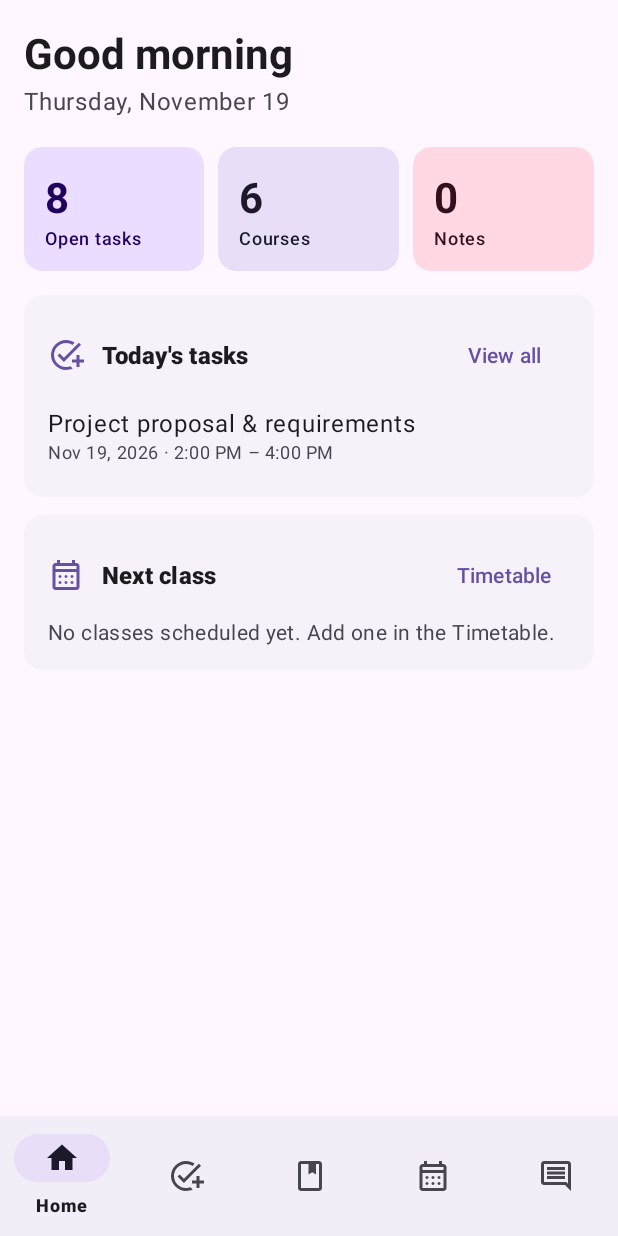
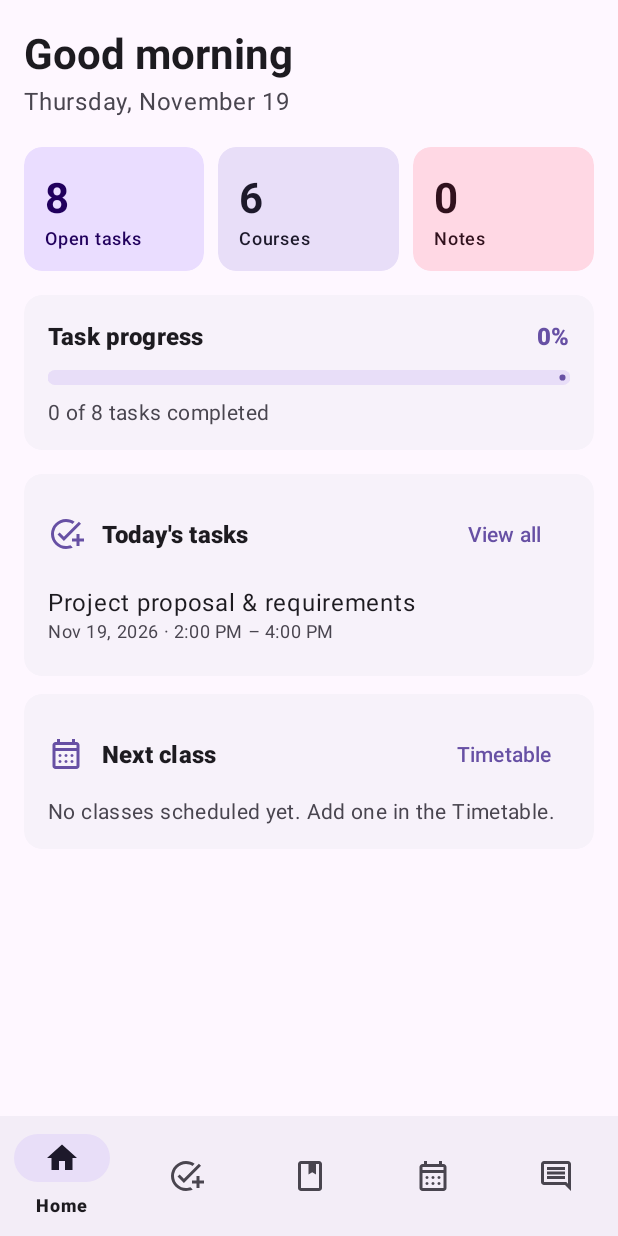
Before and after one commit to sohaila65/Mobile_computing_project, an Android app: the screen it shows after launch (MainActivity), on a phone screen of 412 x 824 dp. Run offline under Robolectric (Android 15) with nearby library versions, the phone set to English and light mode, and no system bars; our stand-ins replace Room's generated code, navigation-ui.

Commit message:
Add progress for tasks

```diff
--- a/app/src/main/java/com/example/studentorganizer/HomeFragment.kt
+++ b/app/src/main/java/com/example/studentorganizer/HomeFragment.kt
@@ -32,7 +32,7 @@ class HomeFragment : Fragment(R.layout.fragment_home) {
         binding.tasksFragment.setOnClickListener { goTo(R.id.tasksFragment) }
         binding.notesFragment.setOnClickListener { goTo(R.id.notesFragment) }
         binding.coursesFragment.setOnClickListener { goTo(R.id.coursesFragment) }
-
+        binding.cardProgress.setOnClickListener { goTo(R.id.tasksFragment) }
 
         viewModel.state.observe(viewLifecycleOwner) { state ->
             latest = state
@@ -74,10 +74,25 @@ class HomeFragment : Fragment(R.layout.fragment_home) {
         binding.tvStatCourses.text = state.courseCount.toString()
         binding.tvStatNotes.text = state.noteCount.toString()
 
+        renderProgress(state)
         renderTodayTasks(state)
         renderNextClass(state.nextClass)
     }
 
+    private fun renderProgress(state: HomeState) {
+        binding.progressTasks.setProgressCompat(state.completionPercent, true)
+        binding.tvProgressPercent.text =
+            getString(R.string.home_progress_percent, state.completionPercent)
+        binding.tvProgressCaption.text =
+            if (state.totalTaskCount == 0) {
+                getString(R.string.home_progress_empty)
+            } else {
+                getString(
+                    R.string.home_progress_caption,
+                    state.completedTaskCount, state.totalTaskCount
+                )
+            }
+    }
     private fun renderTodayTasks(state: HomeState) {
         val container = binding.layoutTodayTasks
         container.removeAllViews()
--- a/app/src/main/java/com/example/studentorganizer/ui/home/HomeRoles.kt
+++ b/app/src/main/java/com/example/studentorganizer/ui/home/HomeRoles.kt
@@ -24,6 +24,13 @@ object HomeRules {
 
 
     fun openTasks(tasks: List<Task>): List<Task> = tasks.filter { !it.isCompleted }
+
+    fun completedTasks(tasks: List<Task>): List<Task> =tasks.filter{it.isCompleted}
+
+    fun completionPercent(tasks: List<Task>): Int =
+        if(tasks.isEmpty()) 0
+        else
+            tasks.count { it.isCompleted } * 100 / tasks.size
     fun tasksDueToday(tasks: List<Task>, now: Long): List<Task> {
         val dayStart = startOfDay(now)
         val dayEnd = startOfNextDay(now)
--- a/app/src/main/java/com/example/studentorganizer/ui/home/HomeViewModel.kt
+++ b/app/src/main/java/com/example/studentorganizer/ui/home/HomeViewModel.kt
@@ -14,6 +14,9 @@ import kotlinx.coroutines.flow.combine
 
 data class HomeState(
     val openTaskCount: Int,
+    val completedTaskCount: Int,
+    val totalTaskCount: Int,
+    val completionPercent: Int,
     val courseCount: Int,
     val noteCount: Int,
     val todayTasks: List<Task>,
@@ -46,6 +49,9 @@ class HomeViewModel(application: Application) : AndroidViewModel(application) {
             coursesById[entry.courseId]?.let { TimetableItem(entry, it) }
         }
         HomeState(
+            completedTaskCount = HomeRules.completedTasks(visibleTasks).size,
+            totalTaskCount = visibleTasks.size,
+            completionPercent = HomeRules.completionPercent(visibleTasks),
             openTaskCount = HomeRules.openTasks(visibleTasks).size,
             courseCount = courses.size,
             noteCount = notes.size,
--- a/app/src/main/res/layout/fragment_home.xml
+++ b/app/src/main/res/layout/fragment_home.xml
@@ -158,6 +158,67 @@
                 </com.google.android.material.card.MaterialCardView>
             </LinearLayout>
 
+            <!-- Task progress -->
+            <com.google.android.material.card.MaterialCardView
+                android:id="@+id/cardProgress"
+                style="@style/Widget.Material3.CardView.Filled"
+                android:layout_width="match_parent"
+                android:layout_height="wrap_content"
+                android:layout_marginTop="16dp"
+                app:cardBackgroundColor="?attr/colorSurfaceContainerLow">
+
+                <LinearLayout
+                    android:layout_width="match_parent"
+                    android:layout_height="wrap_content"
+                    android:orientation="vertical"
+                    android:padding="16dp">
+
+                    <LinearLayout
+                        android:layout_width="match_parent"
+                        android:layout_height="wrap_content"
+                        android:gravity="center_vertical"
+                        android:orientation="horizontal">
+
+                        <TextView
+                            android:layout_width="0dp"
+                            android:layout_height="wrap_content"
+                            android:layout_weight="1"
+                            android:text="@string/home_progress_title"
+                            android:textAppearance="?attr/textAppearanceTitleMedium"
+                            android:textColor="?attr/colorOnSurface"
+                            android:textStyle="bold" />
+
+                        <TextView
+                            android:id="@+id/tvProgressPercent"
+                            android:layout_width="wrap_content"
+                            android:layout_height="wrap_content"
+                            android:textAppearance="?attr/textAppearanceTitleMedium"
+                            android:textColor="?attr/colorPrimary"
+                            android:textStyle="bold"
+                            tools:text="60%" />
+                    </LinearLayout>
+
+                    <com.google.android.material.progressindicator.LinearProgressIndicator
+                        android:id="@+id/progressTasks"
+                        android:layout_width="match_parent"
+                        android:layout_height="wrap_content"
+                        android:layout_marginTop="12dp"
+                        android:max="100"
+                        app:trackCornerRadius="8dp"
+                        app:trackThickness="10dp"
+                        tools:progress="60" />
+
+                    <TextView
+                        android:id="@+id/tvProgressCaption"
+                        android:layout_width="match_parent"
+                        android:layout_height="wrap_content"
+                        android:layout_marginTop="8dp"
+                        android:textAppearance="?attr/textAppearanceBodyMedium"
+                        android:textColor="?attr/colorOnSurfaceVariant"
+                        tools:text="3 of 5 tasks completed" />
+                </LinearLayout>
+            </com.google.android.material.card.MaterialCardView>
+
             <!-- Today's tasks -->
             <com.google.android.material.card.MaterialCardView
                 style="@style/Widget.Material3.CardView.Filled"
@@ -232,6 +293,8 @@
                         tools:visibility="visible" />
                 </LinearLayout>
             </com.google.android.material.card.MaterialCardView>
+
+
 
             <!-- Next class -->
             <com.google.android.material.card.MaterialCardView
--- a/app/src/main/res/values/strings_home.xml
+++ b/app/src/main/res/values/strings_home.xml
@@ -29,4 +29,10 @@
     <string name="home_share_text_tasks">My Student Organizer summary: %1$d open task(s), %2$d due today.</string>
     <string name="home_share_text_next">Next class: %1$s (%2$s).</string>
     <string name="home_share_text_no_class">No upcoming classes scheduled.</string>
+
+    <!-- Progress card -->
+    <string name="home_progress_title">Task progress</string>
+    <string name="home_progress_percent">%1$d%%</string>
+    <string name="home_progress_caption">%1$d of %2$d tasks completed</string>
+    <string name="home_progress_empty">No tasks yet</string>
 </resources>
```
